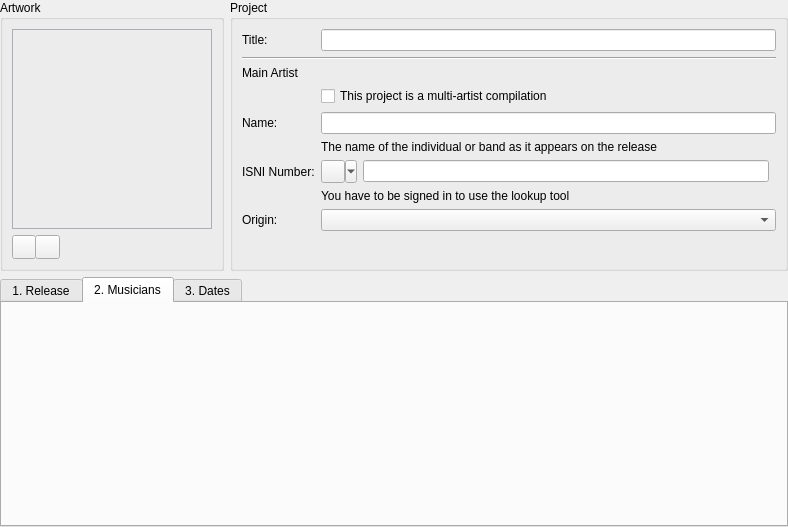
First picture: the form in resources/ui/album_page.ui, repository Iconoclasteinc/tgit, before the edit.
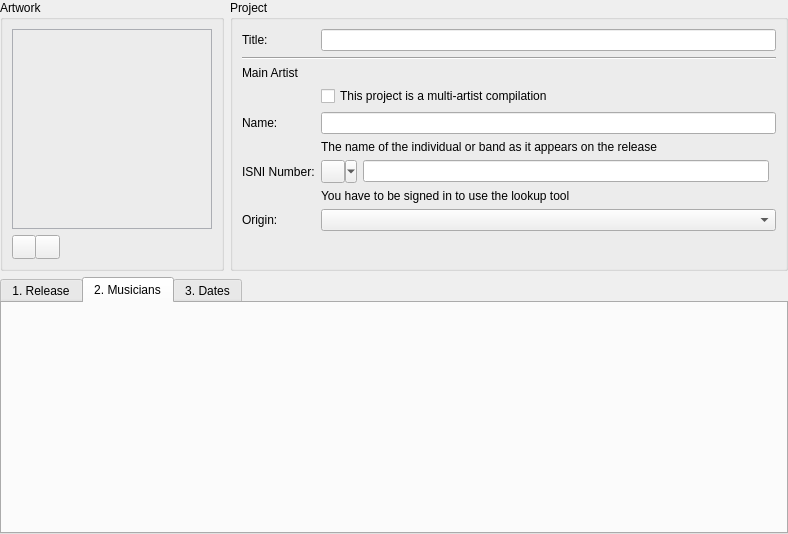
Second picture: the form after the edit. The open tabs and pages were chosen to show the change. Icons and pictures are not drawn. Custom widgets are drawn as their Qt base class.

Commit message: Change the background color of tooltips to palette alternate base color

Patch:
```diff
--- a/resources/ui/album_page.ui
+++ b/resources/ui/album_page.ui
@@ -7,7 +7,7 @@
     <x>0</x>
     <y>0</y>
     <width>788</width>
-    <height>527</height>
+    <height>534</height>
    </rect>
   </property>
   <layout class="QVBoxLayout" name="verticalLayout_2" stretch="0,1">
@@ -554,7 +554,7 @@
             <x>0</x>
             <y>0</y>
             <width>782</width>
-            <height>228</height>
+            <height>202</height>
            </rect>
           </property>
           <property name="styleSheet">
```
Left out of the diff: 26 changed lines with no effect on the pictures. The commit also changes 2 other files.
